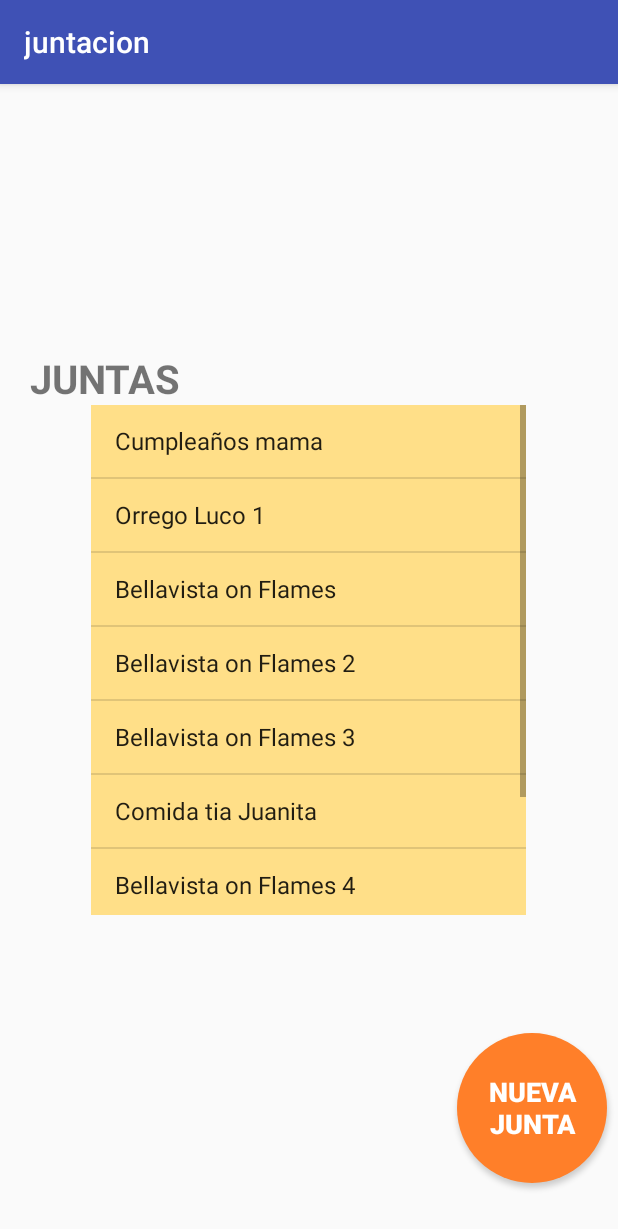
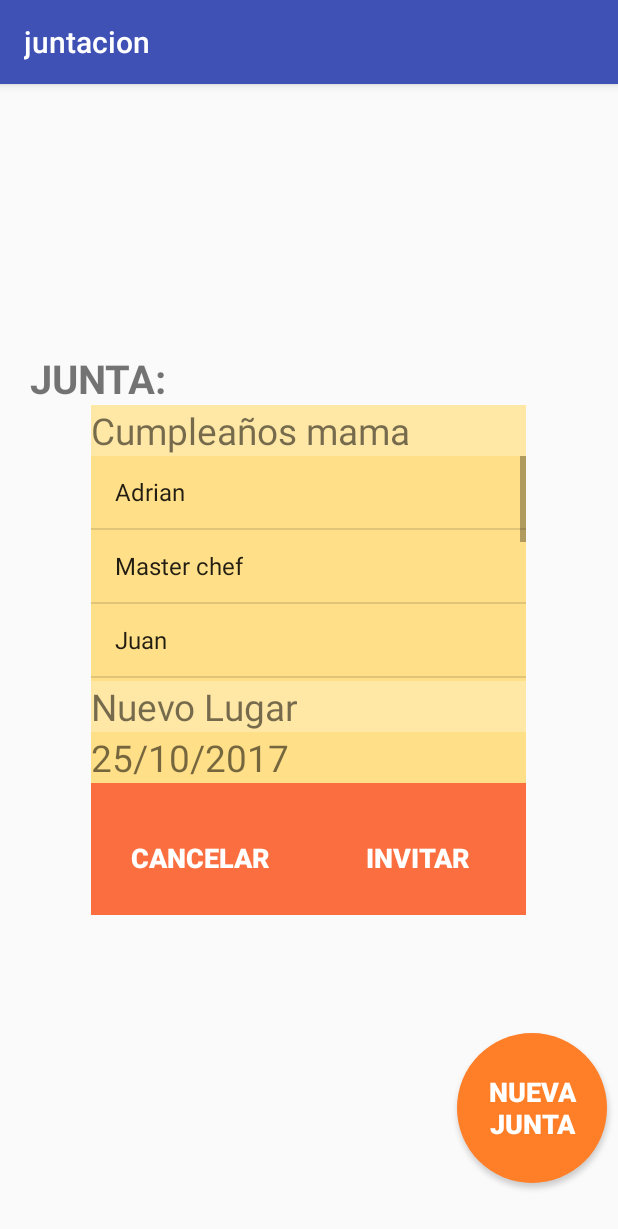
Before and after one commit to NecroKorn/juntacion, an Android app: the JuntasActivity screen opened directly, with no data from a screen before it, after a tap on "Cumpleaños mama", on a phone screen of 412 x 824 dp. Shown: the top 1229 px of the screen. Run offline under Robolectric (Android 15) with nearby library versions, the phone set to English and light mode, and no system bars.

Commit message:
se actualiza objetos

```diff
--- a/app/src/main/java/cl/darkcity/vv/juntacion/DetalleJuntaActivity.java
+++ b/app/src/main/java/cl/darkcity/vv/juntacion/DetalleJuntaActivity.java
@@ -8,6 +8,7 @@ import android.widget.AdapterView;
 import android.widget.ArrayAdapter;
 import android.widget.Button;
 import android.widget.ListView;
+import android.widget.TextView;
 import android.widget.Toast;
 
 import java.util.ArrayList;
@@ -21,13 +22,28 @@ public class DetalleJuntaActivity extends AppCompatActivity {
         super.onCreate(savedInstanceState);
         setContentView(R.layout.activity_detalle_junta);
 
-        Button btnNuevaJunta = (Button) findViewById(R.id.btn_nueva_junta_interior);
-        btnNuevaJunta.setOnClickListener(new View.OnClickListener() {
+        Button btnInvitar = (Button) findViewById(R.id.btn_invitar);
+        btnInvitar.setOnClickListener(new View.OnClickListener() {
             @Override
             public void onClick(View view) {
-
+                Intent myIntent = new Intent(DetalleJuntaActivity.this,InvitacionEnviadaActivity.class);
+                DetalleJuntaActivity.this.startActivity(myIntent);
             }
         });
+
+        Intent intent = getIntent();
+
+        String juntacionSeleccionada = intent.getStringExtra("juntacionSelecconada");
+
+        if(juntacionSeleccionada != "")
+        {
+            TextView tituloJuntacion = (TextView) findViewById(R.id.txt_tit);
+            tituloJuntacion.setText(juntacionSeleccionada);
+            TextView lugarJuntacion = (TextView) findViewById(R.id.lugar_junta);
+            lugarJuntacion.setText("Nuevo Lugar");
+            TextView fechaJuntacion = (TextView) findViewById(R.id.fecha_junta);
+            fechaJuntacion.setText("25/10/2017");
+        }
 
         ListView lsvAmigos = (ListView)findViewById(R.id.contacto_junta);
 
--- a/app/src/main/java/cl/darkcity/vv/juntacion/JuntasActivity.java
+++ b/app/src/main/java/cl/darkcity/vv/juntacion/JuntasActivity.java
@@ -47,8 +47,11 @@ public class JuntasActivity extends AppCompatActivity {
             // argument position gives the index of item which is clicked
             public void onItemClick(AdapterView<?> arg0, View v,int position, long arg3)
             {
-                String selectedmovie=juntas.get(position);
-                Toast.makeText(getApplicationContext(), "Junta seleccionada : "+selectedmovie,   Toast.LENGTH_LONG).show();
+                String selectedjuntacion=juntas.get(position);
+                Intent myIntent = new Intent(JuntasActivity.this,DetalleJuntaActivity.class);
+                myIntent.putExtra("juntacionSelecconada", selectedjuntacion);
+                JuntasActivity.this.startActivity(myIntent);
+                //Toast.makeText(getApplicationContext(), "Junta seleccionada : "+selectedmovie,   Toast.LENGTH_LONG).show();
             }
         });
 
--- a/app/src/main/java/cl/darkcity/vv/juntacion/LoginActivity.java
+++ b/app/src/main/java/cl/darkcity/vv/juntacion/LoginActivity.java
@@ -3,7 +3,9 @@ package cl.darkcity.vv.juntacion;
 import android.animation.Animator;
 import android.animation.AnimatorListenerAdapter;
 import android.annotation.TargetApi;
+import android.content.Context;
 import android.content.Intent;
+import android.content.SharedPreferences;
 import android.content.pm.PackageManager;
 import android.support.annotation.NonNull;
 import android.support.design.widget.Snackbar;
--- a/app/src/main/res/layout/activity_detalle_junta.xml
+++ b/app/src/main/res/layout/activity_detalle_junta.xml
@@ -58,11 +58,10 @@
         <!-- ID @+id/fecha_junta -->
         <TextView
             android:id="@+id/fecha_junta"
-            android:text="fecha"
             android:layout_width="match_parent"
             android:layout_height="wrap_content"
-            android:textSize="11pt"
-            />
+            android:text="fecha"
+            android:textSize="11pt" />
 
         <!--caja botones accion junta-->
         <LinearLayout
```
Also changed, not shown: app/src/main/java/cl/darkcity/vv/juntacion/MainActivity.java (+10 -0 lines).
